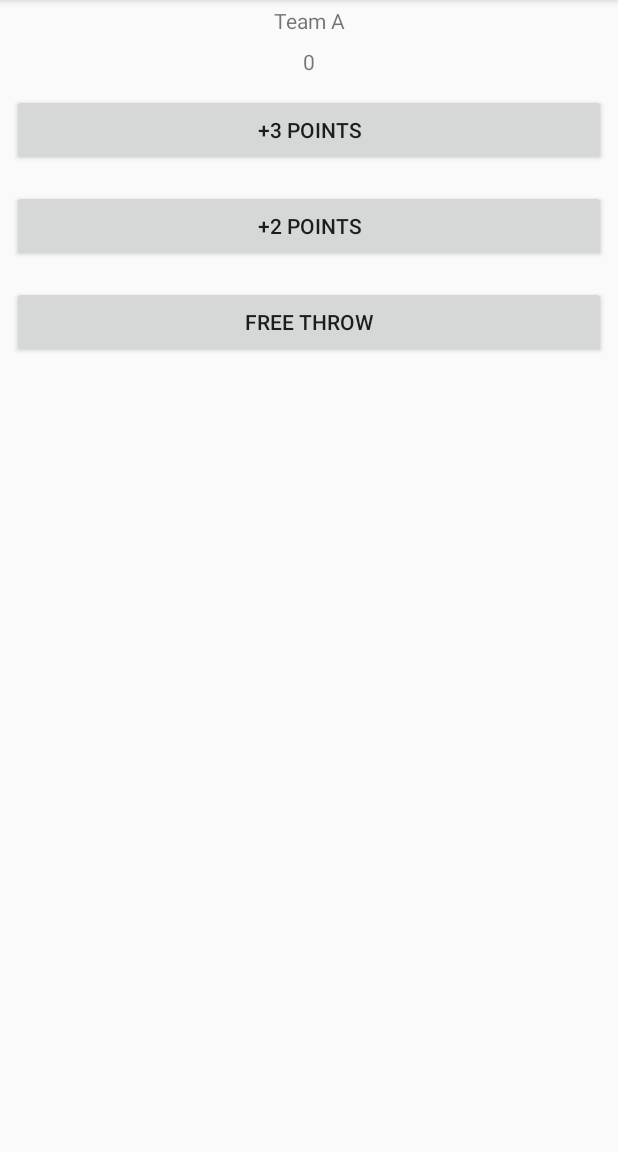
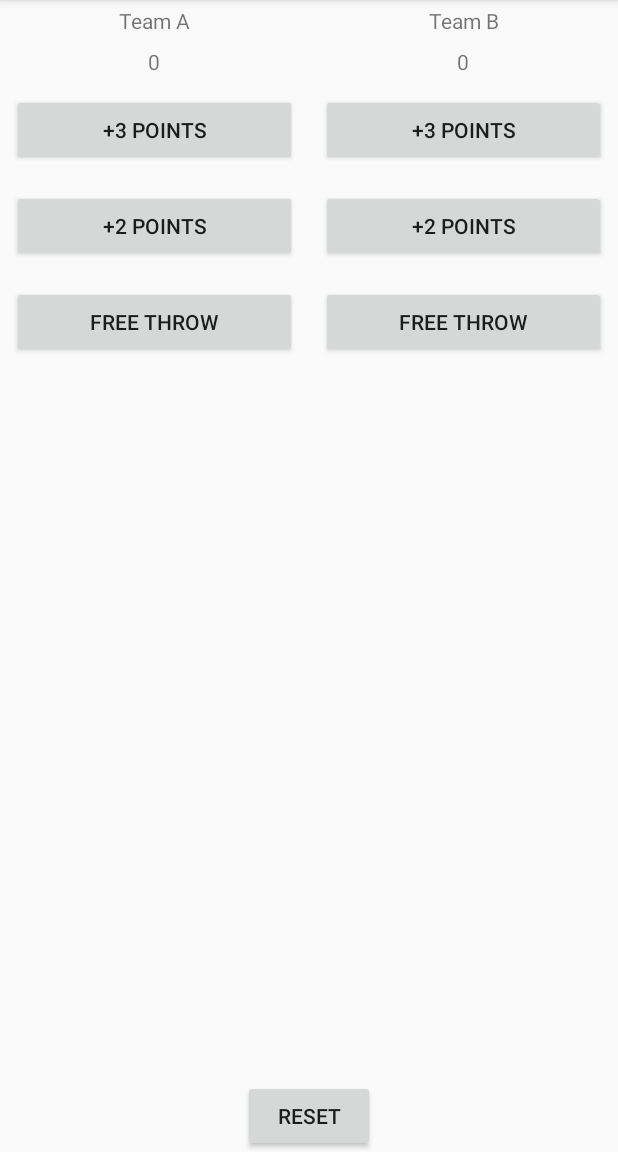
Before and after one commit to KUHZ/CourtCounter, an Android app: the screen it shows after launch (MainActivity), on a phone screen of 412 x 824 dp, the part 84-1236 px from its top. Run offline under Robolectric (Android 15) with nearby library versions, the phone set to English and light mode, and no system bars.

Commit message:
function finish

```diff
--- a/app/src/main/java/com/example/ghz/courtcounter/MainActivity.java
+++ b/app/src/main/java/com/example/ghz/courtcounter/MainActivity.java
@@ -6,6 +6,9 @@ import android.view.View;
 import android.widget.TextView;
 
 public class MainActivity extends AppCompatActivity {
+
+    int scoreTeamA =0;
+    int scoreTeamB =0;
 
     @Override
     protected void onCreate(Bundle savedInstanceState) {
@@ -24,22 +27,63 @@ public class MainActivity extends AppCompatActivity {
     /**
      * Displays the score for 3 points.
      */
-    public void plusthree(View view){
-        displayForTeamA(3);
+    public void addThreeForTeamA(View view){
+        scoreTeamA +=3;
+        displayForTeamA(scoreTeamA);
     }
 
     /**
      * Displays the score for 2 points.
      */
-    public void plustwo(View view){
-        displayForTeamA(2);
+    public void addTwoForTeamA(View view){
+        scoreTeamA +=2;
+        displayForTeamA(scoreTeamA);
     }
 
     /**
      * Displays the score for free throw.
      */
-    public void plusone(View view){
-        displayForTeamA(1);
+    public void addOneForTeamA(View view){
+        scoreTeamA +=1;
+        displayForTeamA(scoreTeamA);
+    }
+
+    /**
+     * Displays the given score for Team B.
+     */
+    public void displayForTeamB(int score) {
+        TextView scoreView = (TextView) findViewById(R.id.team_b_score);
+        scoreView.setText(String.valueOf(score));
+    }
+    /**
+     * Displays the score for 3 points.
+     */
+    public void addThreeForTeamB(View view){
+        scoreTeamB +=3;
+        displayForTeamB(scoreTeamB);
+    }
+
+    /**
+     * Displays the score for 2 points.
+     */
+    public void addTwoForTeamB(View view){
+        scoreTeamB +=2;
+        displayForTeamB(scoreTeamB);
+    }
+
+    /**
+     * Displays the score for free throw.
+     */
+    public void addOneForTeamB(View view){
+        scoreTeamB +=1;
+        displayForTeamB(scoreTeamB);
+    }
+
+    public void resetScore(View view){
+        scoreTeamA = 0;
+        scoreTeamB = 0;
+        displayForTeamA(scoreTeamA);
+        displayForTeamB(scoreTeamB);
     }
 
 
--- a/app/src/main/res/layout/activity_main.xml
+++ b/app/src/main/res/layout/activity_main.xml
@@ -1,46 +1,111 @@
 <?xml version="1.0" encoding="utf-8"?>
-<LinearLayout xmlns:android="http://schemas.android.com/apk/res/android"
+<RelativeLayout xmlns:android="http://schemas.android.com/apk/res/android"
     xmlns:app="http://schemas.android.com/apk/res-auto"
     xmlns:tools="http://schemas.android.com/tools"
     android:layout_width="match_parent"
     android:layout_height="match_parent"
-    android:orientation="vertical"
+    android:orientation="horizontal"
     tools:context=".MainActivity">
+
+    <LinearLayout
+        android:layout_width="match_parent"
+        android:layout_height="wrap_content"
+        android:orientation="horizontal">
+
+        <LinearLayout
+            android:layout_width="0dp"
+            android:layout_height="wrap_content"
+            android:layout_weight="1"
+            android:orientation="vertical">
 
             <TextView
                 android:layout_width="match_parent"
                 android:layout_height="wrap_content"
-        android:text="Team A"
+                android:layout_margin="4dp"
                 android:gravity="center_horizontal"
-        android:layout_margin="4dp"/>
+                android:text="Team A" />
 
             <TextView
                 android:id="@+id/team_a_score"
                 android:layout_width="match_parent"
                 android:layout_height="wrap_content"
-        android:text="0"
+                android:layout_margin="4dp"
                 android:gravity="center_horizontal"
-        android:layout_margin="4dp"/>
+                android:text="0" />
 
             <Button
                 android:layout_width="match_parent"
                 android:layout_height="wrap_content"
-        android:text="+3 points"
-        android:onClick="plusthree"
-        android:layout_margin="8dp"/>
+                android:layout_margin="8dp"
+                android:onClick="addThreeForTeamA"
+                android:text="+3 points" />
 
             <Button
                 android:layout_width="match_parent"
                 android:layout_height="wrap_content"
-        android:text="+2 points"
-        android:onClick="plustwo"
-        android:layout_margin="8dp"/>
+                android:layout_margin="8dp"
+                android:onClick="addTwoForTeamA"
+                android:text="+2 points" />
 
             <Button
                 android:layout_width="match_parent"
                 android:layout_height="wrap_content"
-        android:text="Free Throw"
-        android:onClick="plusone"
-        android:layout_margin="8dp" />
+                android:layout_margin="8dp"
+                android:onClick="addOneForTeamA"
+                android:text="Free Throw" />
+        </LinearLayout>
+
+        <LinearLayout
+            android:layout_width="0dp"
+            android:layout_height="wrap_content"
+            android:layout_weight="1"
+            android:orientation="vertical">
+
+            <TextView
+                android:layout_width="match_parent"
+                android:layout_height="wrap_content"
+                android:layout_margin="4dp"
+                android:gravity="center_horizontal"
+                android:text="Team B" />
+
+            <TextView
+                android:id="@+id/team_b_score"
+                android:layout_width="match_parent"
+                android:layout_height="wrap_content"
+                android:layout_margin="4dp"
+                android:gravity="center_horizontal"
+                android:text="0" />
+
+            <Button
+                android:layout_width="match_parent"
+                android:layout_height="wrap_content"
+                android:layout_margin="8dp"
+                android:onClick="addThreeForTeamB"
+                android:text="+3 points" />
+
+            <Button
+                android:layout_width="match_parent"
+                android:layout_height="wrap_content"
+                android:layout_margin="8dp"
+                android:onClick="addTwoForTeamB"
+                android:text="+2 points" />
+
+            <Button
+                android:layout_width="match_parent"
+                android:layout_height="wrap_content"
+                android:layout_margin="8dp"
+                android:onClick="addOneForTeamB"
+                android:text="Free Throw" />
+        </LinearLayout>
 
     </LinearLayout>
+
+    <Button
+        android:layout_width="wrap_content"
+        android:layout_height="wrap_content"
+        android:layout_alignParentBottom="true"
+        android:layout_centerHorizontal="true"
+        android:text="reset"
+        android:onClick="resetScore"/>
+
+</RelativeLayout>
```
Lines whose indentation alone changed are shown as unchanged.
